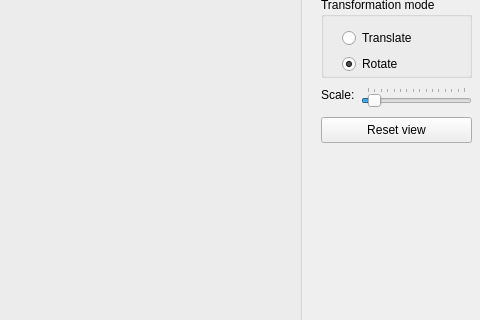
Old version of the form glxraysim/mainwindow.ui in the repository ulikoehler/xraysim; both pictures show x 229 to 709 and y 103 to 423 of the 709 by 514 pixel window.
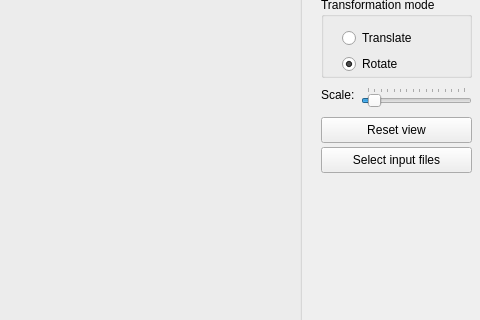
New version of the form.

Commit message: Added input file selection (untested and no real effect yet); Fixed some smaller compile-time warnings

Diff of the .ui file:
```diff
--- a/glxraysim/mainwindow.ui
+++ b/glxraysim/mainwindow.ui
@@ -183,6 +183,19 @@
      </layout>
     </widget>
    </widget>
+   <widget class="QPushButton" name="selectInputFilesButton">
+    <property name="geometry">
+     <rect>
+      <x>550</x>
+      <y>250</y>
+      <width>151</width>
+      <height>26</height>
+     </rect>
+    </property>
+    <property name="text">
+     <string>Select input files</string>
+    </property>
+   </widget>
   </widget>
  </widget>
  <layoutdefault spacing="6" margin="11"/>
```
The commit also changes 4 other files.
